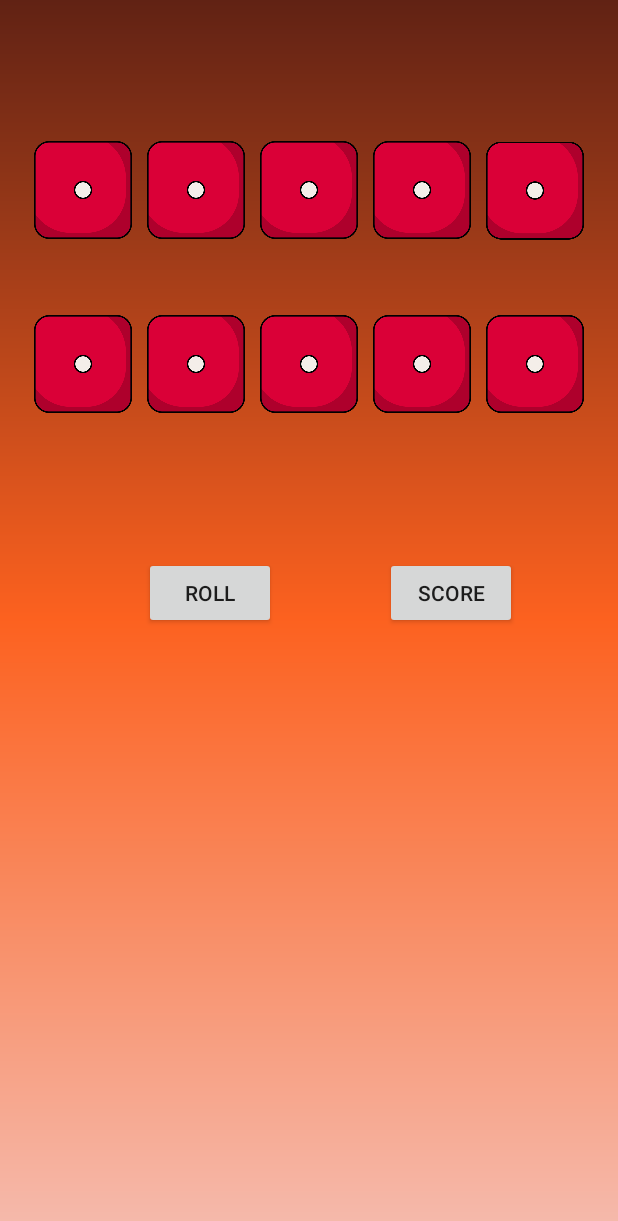
After one commit to navichrishen/DiceApp, an Android app: the layout game_activity.xml on its own in the app's theme, with its tools: preview values and no code run, on a phone screen of 412 x 824 dp. The commit adds this screen. Shown: the top 1221 px of the screen. Run offline under Robolectric (Android 15) with nearby library versions, the phone set to English and light mode, and no system bars.

Commit message:
added dice images

```diff
--- a/app/src/main/java/com/navindu/myapplication/MainActivity.kt
+++ b/app/src/main/java/com/navindu/myapplication/MainActivity.kt
@@ -13,6 +13,7 @@ class MainActivity : AppCompatActivity() {
         setContentView(R.layout.activity_main)
         //val aboutBt = findViewById<Button>(R.id.android.about)
         aboutBt()
+        newGameBt()
     }
     fun aboutBt(){
         aboutBt.setOnClickListener {
@@ -24,5 +25,10 @@ class MainActivity : AppCompatActivity() {
             builder.show()
         }
     }
+    fun newGameBt(){
+        newgame.setOnClickListener {
+            setContentView(R.layout.game_activity)
+        }
+    }
 
 }
--- /dev/null
+++ b/app/src/main/res/layout/game_activity.xml
@@ -0,0 +1,128 @@
+<?xml version="1.0" encoding="utf-8"?>
+<androidx.constraintlayout.widget.ConstraintLayout xmlns:android="http://schemas.android.com/apk/res/android"
+    xmlns:app="http://schemas.android.com/apk/res-auto"
+    xmlns:tools="http://schemas.android.com/tools"
+    android:layout_width="match_parent"
+    android:background="@drawable/gradient_bg"
+
+    android:layout_height="match_parent">
+
+    <TableRow
+        android:id="@+id/tableRow2"
+        android:layout_width="match_parent"
+        android:layout_height="wrap_content"
+        android:layout_marginTop="92dp"
+        android:gravity="center"
+        app:layout_constraintEnd_toEndOf="parent"
+        app:layout_constraintHorizontal_bias="0.0"
+        app:layout_constraintStart_toStartOf="parent"
+        app:layout_constraintTop_toTopOf="parent">
+
+
+        <ImageView
+            android:id="@+id/d1"
+            android:layout_width="65dp"
+            android:layout_height="65dp"
+            app:srcCompat="@drawable/face1" />
+
+        <ImageView
+            android:id="@+id/d2"
+            android:layout_width="65dp"
+            android:layout_height="65dp"
+            android:layout_marginLeft="10dp"
+            app:srcCompat="@drawable/face1" />
+
+        <ImageView
+            android:id="@+id/d3"
+            android:layout_width="65dp"
+            android:layout_height="65dp"
+            android:layout_marginLeft="10dp"
+            app:srcCompat="@drawable/face1" />
+
+        <ImageView
+            android:id="@+id/d4"
+            android:layout_width="65dp"
+            android:layout_height="65dp"
+            android:layout_marginLeft="10dp"
+            app:srcCompat="@drawable/face1" />
+
+        <ImageView
+            android:id="@+id/d5"
+            android:layout_width="65dp"
+            android:layout_height="70dp"
+            android:layout_marginLeft="10dp"
+            app:srcCompat="@drawable/face1" />
+
+    </TableRow>
+
+    <TableRow
+        android:id="@+id/tableRow"
+        android:layout_width="match_parent"
+        android:layout_height="wrap_content"
+        android:layout_marginTop="48dp"
+        android:gravity="center"
+        app:layout_constraintEnd_toEndOf="parent"
+        app:layout_constraintHorizontal_bias="0.0"
+        app:layout_constraintStart_toStartOf="parent"
+        app:layout_constraintTop_toBottomOf="@+id/tableRow2">
+
+        <ImageView
+            android:id="@+id/d6"
+            android:layout_width="65dp"
+            android:layout_height="65dp"
+            app:srcCompat="@drawable/face1" />
+
+        <ImageView
+            android:id="@+id/d7"
+            android:layout_width="65dp"
+            android:layout_height="65dp"
+            android:layout_marginLeft="10dp"
+            app:srcCompat="@drawable/face1" />
+
+        <ImageView
+            android:id="@+id/d8"
+            android:layout_width="65dp"
+            android:layout_height="65dp"
+            android:layout_marginLeft="10dp"
+            app:srcCompat="@drawable/face1" />
+
+        <ImageView
+            android:id="@+id/d9"
+            android:layout_width="65dp"
+            android:layout_height="65dp"
+            android:layout_marginLeft="10dp"
+            app:srcCompat="@drawable/face1" />
+
+        <ImageView
+            android:id="@+id/d10"
+            android:layout_width="65dp"
+            android:layout_height="65dp"
+            android:layout_marginLeft="10dp"
+            app:srcCompat="@drawable/face1"
+            tools:layout_editor_absoluteX="236dp"
+            tools:layout_editor_absoluteY="443dp" />
+    </TableRow>
+
+    <Button
+        android:id="@+id/rollBt"
+        android:layout_width="wrap_content"
+        android:layout_height="wrap_content"
+        android:layout_marginStart="96dp"
+        android:layout_marginTop="96dp"
+        android:text="Roll"
+        app:layout_constraintStart_toStartOf="parent"
+        app:layout_constraintTop_toBottomOf="@+id/tableRow" />
+
+    <Button
+        android:id="@+id/scoreBt"
+        android:layout_width="wrap_content"
+        android:layout_height="wrap_content"
+        android:layout_marginTop="96dp"
+        android:text="Score"
+        app:layout_constraintEnd_toEndOf="parent"
+        app:layout_constraintHorizontal_bias="0.517"
+        app:layout_constraintStart_toEndOf="@+id/rollBt"
+        app:layout_constraintTop_toBottomOf="@+id/tableRow" />
+
+
+</androidx.constraintlayout.widget.ConstraintLayout>
--- a/app/src/main/res/values/colors.xml
+++ b/app/src/main/res/values/colors.xml
@@ -6,6 +6,6 @@
     <color name="teal_200">#FF03DAC5</color>
     <color name="teal_700">#FF018786</color>
     <color name="black">#FF000000</color>
-    <color name="white">#FFFFFFFF</color>
+    <color name="white">#EEEEEE</color>
     <color name="orange">#fc611f</color>
 </resources>
```
Also changed, not shown: app/src/main/res/drawable/d6.png (added), app/src/main/res/drawable/face1.png (added), app/src/main/res/drawable/face2.png (added), app/src/main/res/drawable/face3.png (added), app/src/main/res/drawable/face4.png (added), app/src/main/res/drawable/face5.png (added).
